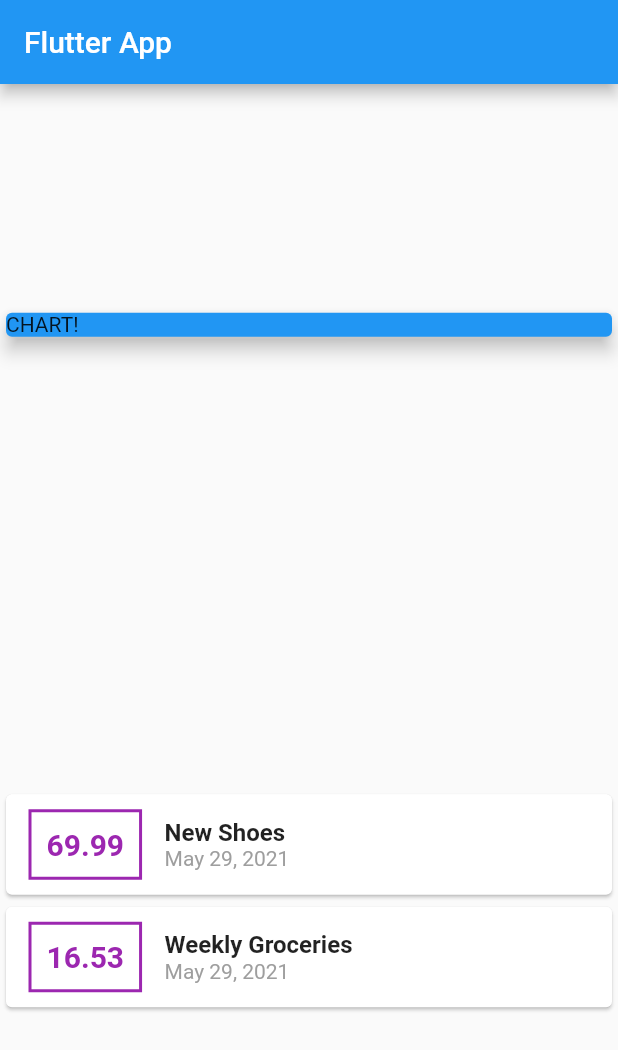
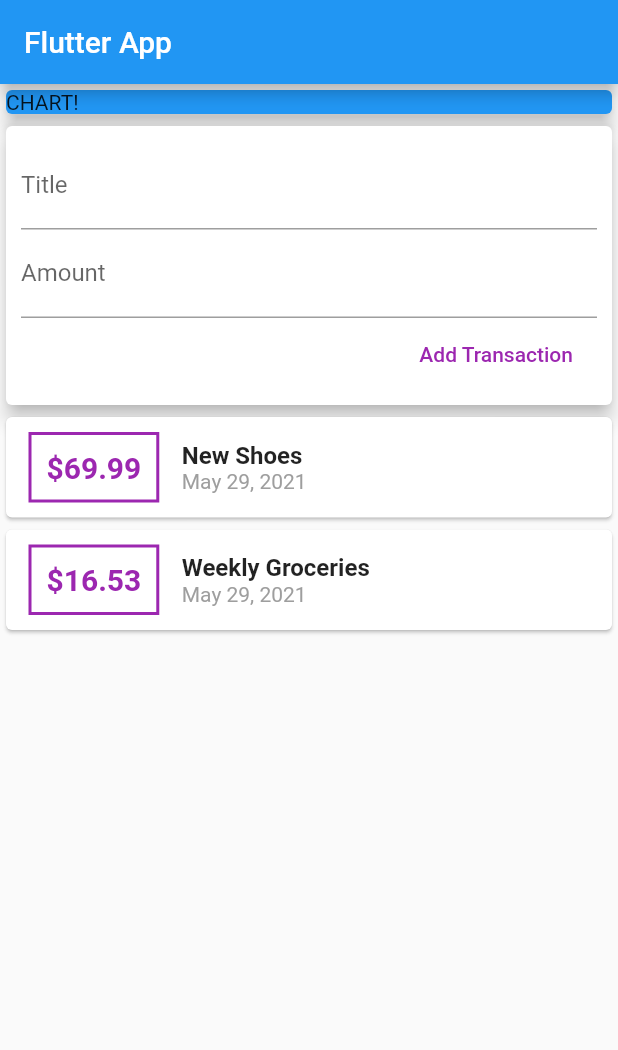
Before and after one commit to mujeeb11503051/My-Expense-App, a Flutter app: the screen it shows after launch, on a phone screen of 412 x 824 dp. Shown: the top 1050 px of the screen. Run offline on Flutter 3.47's test engine with Material 2 defaults, Android fonts, the phone set to English and light mode, and no system bars.

Commit message:
added text field and add transaction button

```diff
--- a/lib/main.dart
+++ b/lib/main.dart
@@ -38,7 +38,7 @@ class MyHomePage extends StatelessWidget {
         title: Text('Flutter App'),
       ),
       body: Column(
-        mainAxisAlignment: MainAxisAlignment.spaceAround,
+        // mainAxisAlignment: MainAxisAlignment.start,
         crossAxisAlignment: CrossAxisAlignment.stretch,
         children: <Widget>[
           Container(
@@ -47,6 +47,28 @@ class MyHomePage extends StatelessWidget {
               color: Colors.blue,
               child: Text('CHART!'),
               elevation: 5,
+            ),
+          ),
+          Card(
+            elevation: 5,
+            child: Container(
+              padding: EdgeInsets.all(10),
+              child: Column(
+                crossAxisAlignment: CrossAxisAlignment.end,
+                children: <Widget>[
+                  TextField(
+                    decoration: InputDecoration(labelText: 'Title'),
+                  ),
+                  TextField(
+                    decoration: InputDecoration(labelText: 'Amount'),
+                  ),
+                  FlatButton(
+                    child: Text('Add Transaction'),
+                    textColor: Colors.purple,
+                    onPressed: () {},
+                  ),
+                ],
+              ),
             ),
           ),
           Column(
@@ -67,7 +89,7 @@ class MyHomePage extends StatelessWidget {
                       ),
                       padding: EdgeInsets.all(10),
                       child: Text(
-                        tx.amount.toString(),
+                        '\$${tx.amount}',
                         style: TextStyle(
                           fontWeight: FontWeight.bold,
                           fontSize: 20,
```
